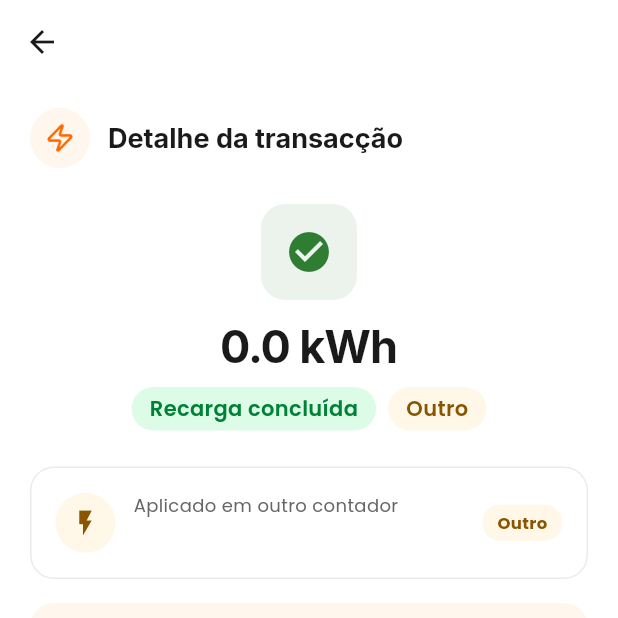
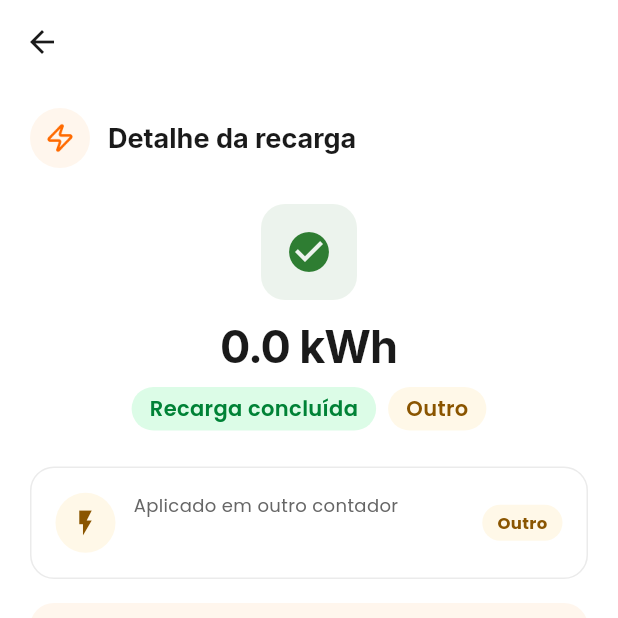
Before and after one commit to Gezi-UZ/mobile, a Flutter app: the RechargeDetailPage screen opened directly with empty values, on a phone screen of 412 x 824 dp, the top half of it. Run offline on Flutter 3.47's test engine with Material 3 defaults, Android fonts, the phone set to English and light mode, and no system bars; our stand-ins replace dartz, dio, equatable, flutter_bloc, flutter_dotenv, flutter_local_notifications and 12 more; accounts and stored records are empty; network calls fail; project files that could hold a hidden picture were left out.

Commit message:
feat: implement third-party recharge tracking and enhance PDF receipt details with transaction references

```diff
--- a/lib/features/history/presentation/pages/history_page.dart
+++ b/lib/features/history/presentation/pages/history_page.dart
@@ -252,6 +252,8 @@ class _HistoryPageViewState extends State<HistoryPageView> {
                                       cost: '${recharge.amountMzn.toStringAsFixed(0)} MZN',
                                       status: statusText,
                                       statusColor: statusColor,
+                                      rechargeType: recharge.rechargeType,
+                                      otherPartyName: recharge.otherPartyName,
                                     );
                                   }),
                               ],
--- a/lib/features/home/data/models/recharge_model.dart
+++ b/lib/features/home/data/models/recharge_model.dart
@@ -12,6 +12,7 @@ class RechargeModel extends Recharge {
     required super.meterSerialNumber,
     required super.isMyMeter,
     required super.paymentMethod,
+    super.paymentReference,
   });
 
   factory RechargeModel.fromJson(Map<String, dynamic> json) {
@@ -46,6 +47,7 @@ class RechargeModel extends Recharge {
       paymentMethod: json['payment_method'] as String? ??
           json['provider'] as String? ??
           'M-Pesa',
+      paymentReference: json['referencia_mpesa'] as String? ?? json['payment_reference'] as String?,
     );
   }
 
@@ -60,6 +62,7 @@ class RechargeModel extends Recharge {
         'meter_serial_number': meterSerialNumber,
         'is_my_meter': isMyMeter,
         'payment_method': paymentMethod,
+        'referencia_mpesa': paymentReference,
       };
 
   static RechargeStatus _parseStatus(String raw) {
--- a/lib/features/home/domain/entities/recharge.dart
+++ b/lib/features/home/domain/entities/recharge.dart
@@ -12,6 +12,7 @@ class Recharge extends Equatable {
   final String meterSerialNumber;
   final bool isMyMeter;
   final String paymentMethod;
+  final String? paymentReference;
 
   const Recharge({
     required this.id,
@@ -24,6 +25,7 @@ class Recharge extends Equatable {
     required this.meterSerialNumber,
     required this.isMyMeter,
     required this.paymentMethod,
+    this.paymentReference,
   });
 
   @override
@@ -38,6 +40,7 @@ class Recharge extends Equatable {
         meterSerialNumber,
         isMyMeter,
         paymentMethod,
+        paymentReference,
       ];
 }
 
--- a/lib/features/home/presentation/pages/recharge_detail_page.dart
+++ b/lib/features/home/presentation/pages/recharge_detail_page.dart
@@ -14,11 +14,16 @@ class RechargeDetailPage extends StatelessWidget {
 
   @override
   Widget build(BuildContext context) {
+    final isDark = Theme.of(context).brightness == Brightness.dark;
     final isSuccess = recharge.status == RechargeStatus.success;
     final isMyMeter = recharge.isMyMeter;
 
-    final badgeColor = isMyMeter ? const Color(0xFFE84300) : const Color(0xFF8A5500);
-    final badgeBgColor = isMyMeter ? const Color(0x11FF6A00) : const Color(0x17FFB300);
+    final badgeColor = isMyMeter
+        ? (isDark ? const Color(0xFFFF8C38) : const Color(0xFFE84300))
+        : (isDark ? const Color(0xFFFFC107) : const Color(0xFF8A5500));
+    final badgeBgColor = isMyMeter
+        ? (isDark ? const Color(0x33FF6A00) : const Color(0x11FF6A00))
+        : (isDark ? const Color(0x33FFB300) : const Color(0x17FFB300));
     final badgeText = isMyMeter ? 'Meu contador' : 'Outro';
     final smallBadgeText = isMyMeter ? 'Meu' : 'Outro';
 
@@ -55,7 +60,7 @@ class RechargeDetailPage extends StatelessWidget {
                       width: 40,
                       height: 40,
                       decoration: BoxDecoration(
-                        color: Theme.of(context).extension<AppColorsExtension>()!.lightOrangeBackground,
+                        color: isDark ? const Color(0xFF331600) : Theme.of(context).extension<AppColorsExtension>()?.lightOrangeBackground ?? const Color(0xFFFFF6ED),
                         borderRadius: BorderRadius.circular(20),
                       ),
                       alignment: Alignment.center,
@@ -68,7 +73,7 @@ class RechargeDetailPage extends StatelessWidget {
                     ),
                     const SizedBox(width: 12),
                     Text(
-                      'Detalhe da transacção',
+                      'Detalhe da recarga',
                       style: Theme.of(context).textTheme.headlineSmall?.copyWith(
                             color: Theme.of(context).colorScheme.onSurface,
                             fontSize: 18,
@@ -86,13 +91,17 @@ class RechargeDetailPage extends StatelessWidget {
                       width: 64,
                       height: 64,
                       decoration: BoxDecoration(
-                        color: isSuccess ? const Color(0x172E7D32) : const Color(0xFFFFEDED),
+                        color: isSuccess
+                            ? (isDark ? const Color(0xFF052E16) : const Color(0x172E7D32))
+                            : (isDark ? const Color(0xFF450A0A) : const Color(0xFFFFEDED)),
                         borderRadius: BorderRadius.circular(16),
                       ),
                       alignment: Alignment.center,
                       child: Icon(
                         isSuccess ? Icons.check_circle : Icons.error,
-                        color: isSuccess ? const Color(0xFF2E7D32) : const Color(0xFFFF3B30),
+                        color: isSuccess
+                            ? (isDark ? const Color(0xFF00C950) : const Color(0xFF2E7D32))
+                            : (isDark ? const Color(0xFFFF453A) : const Color(0xFFFF3B30)),
                         size: 32,
                       ),
                     ),
@@ -112,13 +121,17 @@ class RechargeDetailPage extends StatelessWidget {
                         Container(
                           padding: const EdgeInsets.symmetric(horizontal: 12, vertical: 4),
                           decoration: BoxDecoration(
-                            color: isSuccess ? const Color(0xFFDCFCE7) : const Color(0xFFFFEDED),
+                            color: isSuccess
+                                ? (isDark ? const Color(0xFF052E16) : const Color(0xFFDCFCE7))
+                                : (isDark ? const Color(0xFF450A0A) : const Color(0xFFFFEDED)),
                             borderRadius: BorderRadius.circular(20),
                           ),
                           child: Text(
                             isSuccess ? 'Recarga concluída' : 'Recarga falhou',
                             style: TextStyle(
-                              color: isSuccess ? const Color(0xFF008236) : const Color(0xFFFF3B30),
+                              color: isSuccess
+                                  ? (isDark ? const Color(0xFF00C950) : const Color(0xFF008236))
+                                  : (isDark ? const Color(0xFFFF453A) : const Color(0xFFFF3B30)),
                               fontSize: 14,
                               fontFamily: 'Poppins',
                               fontWeight: FontWeight.w600,
@@ -151,9 +164,9 @@ class RechargeDetailPage extends StatelessWidget {
                 Container(
                   padding: const EdgeInsets.all(16),
                   decoration: BoxDecoration(
-                    color: Colors.white,
+                    color: isDark ? const Color(0xFF1E1E1E) : Colors.white,
                     borderRadius: BorderRadius.circular(16),
-                    border: Border.all(color: Colors.black.withValues(alpha: 0.08)),
+                    border: Border.all(color: isDark ? Colors.white.withValues(alpha: 0.10) : Colors.black.withValues(alpha: 0.08)),
                   ),
                   child: Row(
                     children: [
@@ -178,8 +191,8 @@ class RechargeDetailPage extends StatelessWidget {
                           children: [
                             Text(
                               meterTitle,
-                              style: const TextStyle(
-                                color: Color(0xFF666666),
+                              style: TextStyle(
+                                color: isDark ? Colors.white60 : const Color(0xFF666666),
                                 fontSize: 12,
                                 fontFamily: 'Poppins',
                               ),
@@ -221,24 +234,25 @@ class RechargeDetailPage extends StatelessWidget {
                 Container(
                   padding: const EdgeInsets.all(20),
                   decoration: BoxDecoration(
-                    color: const Color(0xFFFFF6ED),
+                    color: isDark ? const Color(0xFF1E1E1E) : const Color(0xFFFFF6ED),
                     borderRadius: BorderRadius.circular(16),
+                    border: isDark ? Border.all(color: Colors.white.withValues(alpha: 0.10)) : null,
                   ),
                   child: Column(
                     children: [
-                      _buildInfoRow('ID', recharge.id),
+                      _buildInfoRow(context, 'ID', recharge.id),
                       const SizedBox(height: 12),
-                      _buildInfoRow('Data e hora', '$formattedDate · $formattedTime'),
+                      _buildInfoRow(context, 'Data e hora', '$formattedDate · $formattedTime'),
                       const SizedBox(height: 12),
-                      _buildInfoRow('Valor pago', '${recharge.paidAmount.toStringAsFixed(2)} ${recharge.currency}'),
+                      _buildInfoRow(context, 'Valor pago', '${recharge.paidAmount.toStringAsFixed(2)} ${recharge.currency}'),
                       const SizedBox(height: 12),
-                      _buildInfoRow('Crédito', '${recharge.kwhAmount.toStringAsFixed(1)} kWh'),
+                      _buildInfoRow(context, 'Crédito', '${recharge.kwhAmount.toStringAsFixed(1)} kWh'),
                       const SizedBox(height: 12),
-                      _buildInfoRow('Método', recharge.paymentMethod),
+                      _buildInfoRow(context, 'Método', recharge.paymentMethod),
                       const SizedBox(height: 12),
-                      _buildInfoRow('Contador', recharge.meterSerialNumber),
+                      _buildInfoRow(context, 'Contador', recharge.meterSerialNumber),
                       const SizedBox(height: 12),
-                      _buildInfoRow('Destinatário', isMyMeter ? 'Próprio' : 'Outro', noBorder: true),
+                      _buildInfoRow(context, 'Destinatário', isMyMeter ? 'Próprio' : 'Outro', noBorder: true),
                     ],
                   ),
                 ),
@@ -279,7 +293,8 @@ class RechargeDetailPage extends StatelessWidget {
     );
   }
 
-  Widget _buildInfoRow(String label, String value, {bool noBorder = false}) {
+  Widget _buildInfoRow(BuildContext context, String label, String value, {bool noBorder = false}) {
+    final isDark = Theme.of(context).brightness == Brightness.dark;
     return Container(
       padding: const EdgeInsets.only(bottom: 12),
       decoration: noBorder
@@ -288,7 +303,7 @@ class RechargeDetailPage extends StatelessWidget {
               border: Border(
                 bottom: BorderSide(
                   width: 1,
-                  color: Colors.black.withValues(alpha: 0.08),
+                  color: isDark ? Colors.white.withValues(alpha: 0.10) : Colors.black.withValues(alpha: 0.08),
                 ),
               ),
             ),
@@ -297,16 +312,16 @@ class RechargeDetailPage extends StatelessWidget {
         children: [
           Text(
             label,
-            style: const TextStyle(
-              color: Color(0xFF666666),
+            style: TextStyle(
+              color: isDark ? Colors.white60 : const Color(0xFF666666),
               fontSize: 14,
               fontFamily: 'Poppins',
             ),
           ),
           Text(
             value,
-            style: const TextStyle(
-              color: Color(0xFF1A1A1A),
+            style: TextStyle(
+              color: isDark ? Colors.white : const Color(0xFF1A1A1A),
               fontSize: 14,
               fontFamily: 'Inter',
               fontWeight: FontWeight.w600,
--- a/lib/features/recharge/domain/entities/recharge.dart
+++ b/lib/features/recharge/domain/entities/recharge.dart
@@ -8,6 +8,10 @@ class Recharge extends Equatable {
   final String status;
   final DateTime createdAt;
   final String? token;
+  final String? paymentMethod;
+  final String? paymentReference;
+  final String rechargeType;
+  final String? otherPartyName;
 
   const Recharge({
     required this.id,
@@ -17,8 +21,12 @@ class Recharge extends Equatable {
     required this.status,
     required this.createdAt,
     this.token,
+    this.paymentMethod,
+    this.paymentReference,
+    this.rechargeType = 'SELF',
+    this.otherPartyName,
   });
 
   @override
-  List<Object?> get props => [id, meterId, amountMzn, creditKwh, status, createdAt, token];
+  List<Object?> get props => [id, meterId, amountMzn, creditKwh, status, createdAt, token, paymentMethod, paymentReference, rechargeType, otherPartyName];
 }
--- a/lib/features/report/presentation/pages/report_list_page.dart
+++ b/lib/features/report/presentation/pages/report_list_page.dart
@@ -118,7 +118,8 @@ class _ReportListPageViewState extends State<ReportListPageView> {
                                   status: mappedStatus,
                                   meterSerialNumber: recharge.meterId,
                                   isMyMeter: true,
-                                  paymentMethod: 'M-Pesa',
+                                  paymentMethod: recharge.paymentMethod ?? 'M-Pesa',
+                                  paymentReference: recharge.paymentReference,
                                 );
                                 context.push('/receipt_preview', extra: homeRechargeObj);
                               },
```
Also changed, not shown: lib/features/history/presentation/widgets/recharge_tile_widget.dart (+40 -3 lines), lib/features/recharge/data/models/recharge_model.dart (+12 -0 lines), lib/features/recharge/presentation/pages/recharge_receipt_page.dart (+92 -38 lines).
